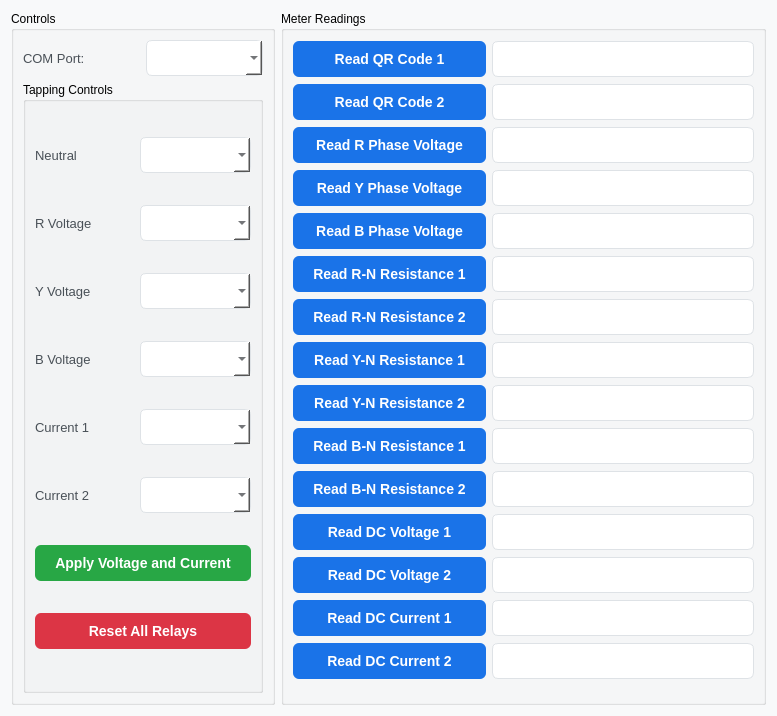
This is src/ui/forms/debug.ui in SuryaPrasathB/Comminent-PCB-Tester as Qt 5 draws it before an edit. The edited form follows.
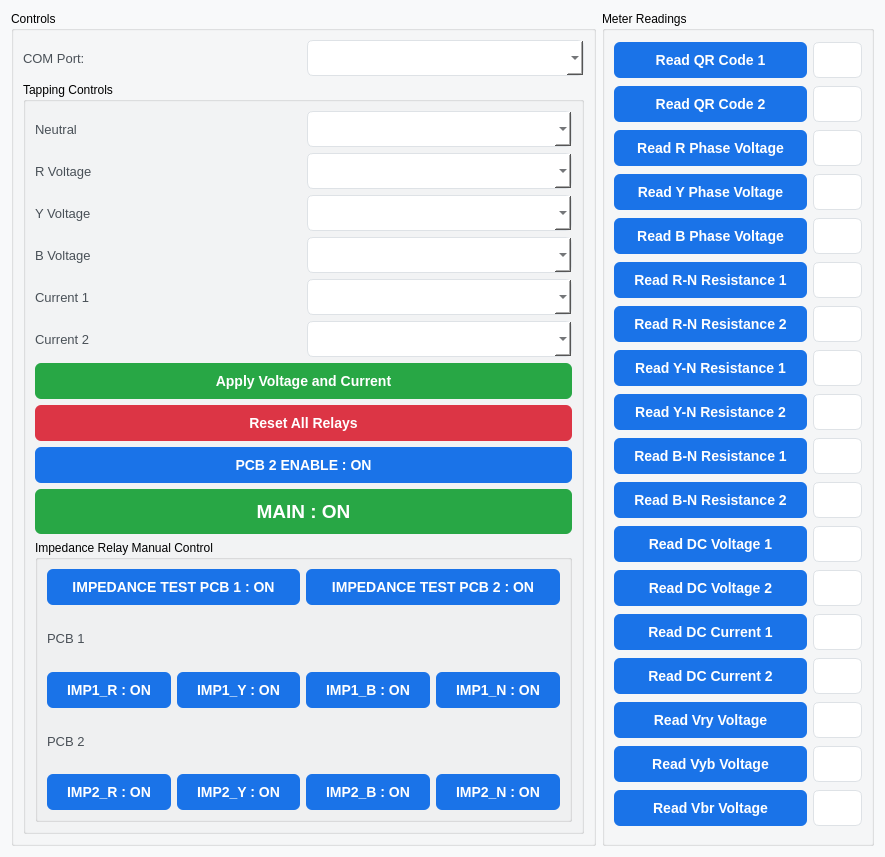
This is the edited form.

Commit message: voltage tappings updated

Patch:
```diff
--- a/src/ui/forms/debug.ui
+++ b/src/ui/forms/debug.ui
@@ -6,12 +6,10 @@
    <rect>
     <x>0</x>
     <y>0</y>
-    <width>777</width>
-    <height>716</height>
+    <width>863</width>
+    <height>857</height>
    </rect>
   </property>
-
-  <!-- ================= STYLESHEET (UNCHANGED) ================= -->
   <property name="styleSheet">
    <string notr="true">QWidget#DebugWidget {
     background-color: #f8f9fa;
@@ -72,45 +70,220 @@
      <!-- ================= CONTROLS ================= -->
      <item>
       <widget class="QGroupBox" name="groupBox_Controls">
-       <property name="title"><string>Controls</string></property>
-       <layout class="QVBoxLayout">
-
-        <!-- COM -->
+       <property name="title">
+        <string>Controls</string>
+       </property>
+       <layout class="QVBoxLayout" name="verticalLayout_Controls">
         <item>
-         <layout class="QHBoxLayout">
-          <item><widget class="QLabel"><property name="text"><string>COM Port:</string></property></widget></item>
-          <item><widget class="QComboBox" name="comboBox_comPorts"/></item>
+         <layout class="QHBoxLayout" name="horizontalLayout_COM">
+          <item>
+           <widget class="QLabel" name="label">
+            <property name="text">
+             <string>COM Port:</string>
+            </property>
+           </widget>
+          </item>
+          <item>
+           <widget class="QComboBox" name="comboBox_comPorts"/>
+          </item>
          </layout>
         </item>
-
-        <!-- TAPPING -->
         <item>
          <widget class="QGroupBox" name="groupBox_Tapping">
-          <property name="title"><string>Tapping Controls</string></property>
-          <layout class="QGridLayout">
-
-           <item row="0" column="0"><widget class="QLabel"><property name="text"><string>Neutral</string></property></widget></item>
-           <item row="0" column="1"><widget class="QComboBox" name="combo_neutral"/></item>
-
-           <item row="1" column="0"><widget class="QLabel"><property name="text"><string>R Voltage</string></property></widget></item>
-           <item row="1" column="1"><widget class="QComboBox" name="combo_r_voltage"/></item>
-
-           <item row="2" column="0"><widget class="QLabel"><property name="text"><string>Y Voltage</string></property></widget></item>
-           <item row="2" column="1"><widget class="QComboBox" name="combo_y_voltage"/></item>
-
-           <item row="3" column="0"><widget class="QLabel"><property name="text"><string>B Voltage</string></property></widget></item>
-           <item row="3" column="1"><widget class="QComboBox" name="combo_b_voltage"/></item>
-
-           <!-- Current taps -->
-           <item row="4" column="0"><widget class="QLabel"><property name="text"><string>Current 1</string></property></widget></item>
-           <item row="4" column="1"><widget class="QComboBox" name="combo_current_1"/></item>
-
-           <item row="5" column="0"><widget class="QLabel"><property name="text"><string>Current 2</string></property></widget></item>
-           <item row="5" column="1"><widget class="QComboBox" name="combo_current_2"/></item>
-
-           <item row="6" column="0" colspan="2"><widget class="QPushButton" name="btn_apply_taps"><property name="text"><string>Apply Voltage and Current</string></property></widget></item>
-           <item row="7" column="0" colspan="2"><widget class="QPushButton" name="btn_reset_taps"><property name="text"><string>Reset All Relays</string></property></widget></item>
-
+          <property name="title">
+           <string>Tapping Controls</string>
+          </property>
+          <layout class="QGridLayout" name="gridLayout_Tapping">
+           <item row="5" column="0">
+            <widget class="QLabel" name="label">
+             <property name="text">
+              <string>Current 2</string>
+             </property>
+            </widget>
+           </item>
+           <item row="1" column="0">
+            <widget class="QLabel" name="label">
+             <property name="text">
+              <string>R Voltage</string>
+             </property>
+            </widget>
+           </item>
+           <item row="4" column="0">
+            <widget class="QLabel" name="label">
+             <property name="text">
+              <string>Current 1</string>
+             </property>
+            </widget>
+           </item>
+           <item row="4" column="1">
+            <widget class="QComboBox" name="combo_current_1"/>
+           </item>
+           <item row="13" column="0" colspan="2">
+            <widget class="QGroupBox" name="group_impedance_manual">
+             <property name="title">
+              <string>Impedance Relay Manual Control</string>
+             </property>
+             <layout class="QGridLayout" name="gridLayout_ImpedanceManual">
+              <item row="4" column="0">
+               <widget class="QPushButton" name="btn_imp2_r">
+                <property name="text">
+                 <string>IMP2_R : ON</string>
+                </property>
+               </widget>
+              </item>
+              <item row="2" column="0">
+               <widget class="QPushButton" name="btn_imp1_r">
+                <property name="text">
+                 <string>IMP1_R : ON</string>
+                </property>
+               </widget>
+              </item>
+              <item row="2" column="1">
+               <widget class="QPushButton" name="btn_imp1_y">
+                <property name="text">
+                 <string>IMP1_Y : ON</string>
+                </property>
+               </widget>
+              </item>
+              <item row="4" column="2">
+               <widget class="QPushButton" name="btn_imp2_b">
+                <property name="text">
+                 <string>IMP2_B : ON</string>
+                </property>
+               </widget>
+              </item>
+              <item row="4" column="3">
+               <widget class="QPushButton" name="btn_imp2_n">
+                <property name="text">
+                 <string>IMP2_N : ON</string>
+                </property>
+               </widget>
+              </item>
+              <item row="3" column="0">
+               <widget class="QLabel" name="label">
+                <property name="text">
+                 <string>PCB 2</string>
+                </property>
+               </widget>
+              </item>
+              <item row="2" column="3">
+               <widget class="QPushButton" name="btn_imp1_n">
+                <property name="text">
+                 <string>IMP1_N : ON</string>
+                </property>
+               </widget>
+              </item>
+              <item row="4" column="1">
+               <widget class="QPushButton" name="btn_imp2_y">
+                <property name="text">
+                 <string>IMP2_Y : ON</string>
+                </property>
+               </widget>
+              </item>
+              <item row="2" column="2">
+               <widget class="QPushButton" name="btn_imp1_b">
+                <property name="text">
+                 <string>IMP1_B : ON</string>
+                </property>
+               </widget>
+              </item>
+              <item row="1" column="0">
+               <widget class="QLabel" name="label">
+                <property name="text">
+                 <string>PCB 1</string>
+                </property>
+               </widget>
+              </item>
+              <item row="0" column="0" colspan="2">
+               <widget class="QPushButton" name="btn_imp_test_pcb1">
+                <property name="text">
+                 <string>IMPEDANCE TEST PCB 1 : ON</string>
+                </property>
+               </widget>
+              </item>
+              <item row="0" column="2" colspan="2">
+               <widget class="QPushButton" name="btn_imp_test_pcb2">
+                <property name="text">
+                 <string>IMPEDANCE TEST PCB 2 : ON</string>
+                </property>
+               </widget>
+              </item>
+             </layout>
+            </widget>
+           </item>
+           <item row="2" column="1">
+            <widget class="QComboBox" name="combo_y_voltage"/>
+           </item>
+           <item row="0" column="1">
+            <widget class="QComboBox" name="combo_neutral"/>
+           </item>
+           <item row="5" column="1">
+            <widget class="QComboBox" name="combo_current_2"/>
+           </item>
+           <item row="2" column="0">
+            <widget class="QLabel" name="label">
+             <property name="text">
+              <string>Y Voltage</string>
+             </property>
+            </widget>
+           </item>
+           <item row="9" column="0" colspan="2">
+            <widget class="QPushButton" name="btn_main_contactor">
+             <property name="minimumSize">
+              <size>
+               <width>160</width>
+               <height>45</height>
+              </size>
+             </property>
+             <property name="styleSheet">
+              <string notr="true">background-color:#28a745;color:white;font-weight:bold;font-size:14pt;</string>
+             </property>
+             <property name="text">
+              <string>MAIN : ON</string>
+             </property>
+            </widget>
+           </item>
+           <item row="1" column="1">
+            <widget class="QComboBox" name="combo_r_voltage"/>
+           </item>
+           <item row="0" column="0">
+            <widget class="QLabel" name="label">
+             <property name="text">
+              <string>Neutral</string>
+             </property>
+            </widget>
+           </item>
+           <item row="3" column="1">
+            <widget class="QComboBox" name="combo_b_voltage"/>
+           </item>
+           <item row="3" column="0">
+            <widget class="QLabel" name="label">
+             <property name="text">
+              <string>B Voltage</string>
+             </property>
+            </widget>
+           </item>
+           <item row="8" column="0" colspan="2">
+            <widget class="QPushButton" name="btn_pcb2_enable">
+             <property name="text">
+              <string>PCB 2 ENABLE : ON</string>
+             </property>
+            </widget>
+           </item>
+           <item row="7" column="0" colspan="2">
+            <widget class="QPushButton" name="btn_reset_taps">
+             <property name="text">
+              <string>Reset All Relays</string>
+             </property>
+            </widget>
+           </item>
+           <item row="6" column="0" colspan="2">
+            <widget class="QPushButton" name="btn_apply_taps">
+             <property name="text">
+              <string>Apply Voltage and Current</string>
+             </property>
+            </widget>
+           </item>
           </layout>
          </widget>
         </item>
@@ -121,58 +294,190 @@
      <!-- ================= READINGS ================= -->
      <item>
       <widget class="QGroupBox" name="groupBox_Readings">
-       <property name="title"><string>Meter Readings</string></property>
-       <layout class="QGridLayout">
-
-        <!-- QR -->
-        <item row="0" column="0"><widget class="QPushButton" name="btn_read_qr_1"><property name="text"><string>Read QR Code 1</string></property></widget></item>
-        <item row="0" column="1"><widget class="QLineEdit" name="txt_qr_1"/></item>
-
-        <item row="1" column="0"><widget class="QPushButton" name="btn_read_qr_2"><property name="text"><string>Read QR Code 2</string></property></widget></item>
-        <item row="1" column="1"><widget class="QLineEdit" name="txt_qr_2"/></item>
-
-        <!-- AC VOLTAGES (UNCHANGED) -->
-        <item row="2" column="0"><widget class="QPushButton" name="btn_read_r_v"><property name="text"><string>Read R Phase Voltage</string></property></widget></item>
-        <item row="2" column="1"><widget class="QLineEdit" name="txt_r_v"/></item>
-
-        <item row="3" column="0"><widget class="QPushButton" name="btn_read_y_v"><property name="text"><string>Read Y Phase Voltage</string></property></widget></item>
-        <item row="3" column="1"><widget class="QLineEdit" name="txt_y_v"/></item>
-
-        <item row="4" column="0"><widget class="QPushButton" name="btn_read_b_v"><property name="text"><string>Read B Phase Voltage</string></property></widget></item>
-        <item row="4" column="1"><widget class="QLineEdit" name="txt_b_v"/></item>
-
-        <!-- IMPEDANCE -->
-        <item row="5" column="0"><widget class="QPushButton" name="btn_read_rn_r_1"><property name="text"><string>Read R-N Resistance 1</string></property></widget></item>
-        <item row="5" column="1"><widget class="QLineEdit" name="txt_rn_r_1"/></item>
-
-        <item row="6" column="0"><widget class="QPushButton" name="btn_read_rn_r_2"><property name="text"><string>Read R-N Resistance 2</string></property></widget></item>
-        <item row="6" column="1"><widget class="QLineEdit" name="txt_rn_r_2"/></item>
-
-        <item row="7" column="0"><widget class="QPushButton" name="btn_read_yn_r_1"><property name="text"><string>Read Y-N Resistance 1</string></property></widget></item>
-        <item row="7" column="1"><widget class="QLineEdit" name="txt_yn_r_1"/></item>
-
-        <item row="8" column="0"><widget class="QPushButton" name="btn_read_yn_r_2"><property name="text"><string>Read Y-N Resistance 2</string></property></widget></item>
-        <item row="8" column="1"><widget class="QLineEdit" name="txt_yn_r_2"/></item>
-
-        <item row="9" column="0"><widget class="QPushButton" name="btn_read_bn_r_1"><property name="text"><string>Read B-N Resistance 1</string></property></widget></item>
-        <item row="9" column="1"><widget class="QLineEdit" name="txt_bn_r_1"/></item>
-
-        <item row="10" column="0"><widget class="QPushButton" name="btn_read_bn_r_2"><property name="text"><string>Read B-N Resistance 2</string></property></widget></item>
-        <item row="10" column="1"><widget class="QLineEdit" name="txt_bn_r_2"/></item>
-
-        <!-- DC -->
-        <item row="11" column="0"><widget class="QPushButton" name="btn_read_dc_v_1"><property name="text"><string>Read DC Voltage 1</string></property></widget></item>
-        <item row="11" column="1"><widget class="QLineEdit" name="txt_dc_v_1"/></item>
-
-        <item row="12" column="0"><widget class="QPushButton" name="btn_read_dc_v_2"><property name="text"><string>Read DC Voltage 2</string></property></widget></item>
-        <item row="12" column="1"><widget class="QLineEdit" name="txt_dc_v_2"/></item>
-
-        <item row="13" column="0"><widget class="QPushButton" name="btn_read_dc_i_1"><property name="text"><string>Read DC Current 1</string></property></widget></item>
-        <item row="13" column="1"><widget class="QLineEdit" name="txt_dc_i_1"/></item>
-
-        <item row="14" column="0"><widget class="QPushButton" name="btn_read_dc_i_2"><property name="text"><string>Read DC Current 2</string></property></widget></item>
-        <item row="14" column="1"><widget class="QLineEdit" name="txt_dc_i_2"/></item>
-
+       <property name="title">
+        <string>Meter Readings</string>
+       </property>
+       <layout class="QGridLayout" name="gridLayout_Readings">
+        <item row="4" column="0">
+         <widget class="QPushButton" name="btn_read_b_v">
+          <property name="text">
+           <string>Read B Phase Voltage</string>
+          </property>
+         </widget>
+        </item>
+        <item row="6" column="0">
+         <widget class="QPushButton" name="btn_read_rn_r_2">
+          <property name="text">
+           <string>Read R-N Resistance 2</string>
+          </property>
+         </widget>
+        </item>
+        <item row="5" column="1">
+         <widget class="QLineEdit" name="txt_rn_r_1"/>
+        </item>
+        <item row="2" column="1">
+         <widget class="QLineEdit" name="txt_r_v"/>
+        </item>
+        <item row="9" column="0">
+         <widget class="QPushButton" name="btn_read_bn_r_1">
+          <property name="text">
+           <string>Read B-N Resistance 1</string>
+          </property>
+         </widget>
+        </item>
+        <item row="14" column="1">
+         <widget class="QLineEdit" name="txt_dc_i_2"/>
+        </item>
+        <item row="3" column="1">
+         <widget class="QLineEdit" name="txt_y_v"/>
+        </item>
+        <item row="7" column="0">
+         <widget class="QPushButton" name="btn_read_yn_r_1">
+          <property name="text">
+           <string>Read Y-N Resistance 1</string>
+          </property>
+         </widget>
+        </item>
+        <item row="8" column="0">
+         <widget class="QPushButton" name="btn_read_yn_r_2">
+          <property name="text">
+           <string>Read Y-N Resistance 2</string>
+          </property>
+         </widget>
+        </item>
+        <item row="13" column="1">
+         <widget class="QLineEdit" name="txt_dc_i_1"/>
+        </item>
+        <item row="1" column="0">
+         <widget class="QPushButton" name="btn_read_qr_2">
+          <property name="text">
+           <string>Read QR Code 2</string>
+          </property>
+         </widget>
+        </item>
+        <item row="12" column="0">
+         <widget class="QPushButton" name="btn_read_dc_v_2">
+          <property name="text">
+           <string>Read DC Voltage 2</string>
+          </property>
+         </widget>
+        </item>
+        <item row="0" column="1">
+         <widget class="QLineEdit" name="txt_qr_1"/>
+        </item>
+        <item row="9" column="1">
+         <widget class="QLineEdit" name="txt_bn_r_1"/>
+        </item>
+        <item row="10" column="0">
+         <widget class="QPushButton" name="btn_read_bn_r_2">
+          <property name="text">
+           <string>Read B-N Resistance 2</string>
+          </property>
+         </widget>
+        </item>
+        <item row="11" column="0">
+         <widget class="QPushButton" name="btn_read_dc_v_1">
+          <property name="text">
+           <string>Read DC Voltage 1</string>
+          </property>
+         </widget>
+        </item>
+        <item row="13" column="0">
+         <widget class="QPushButton" name="btn_read_dc_i_1">
+          <property name="text">
+           <string>Read DC Current 1</string>
+          </property>
+         </widget>
+        </item>
+        <item row="14" column="0">
+         <widget class="QPushButton" name="btn_read_dc_i_2">
+          <property name="text">
+           <string>Read DC Current 2</string>
+          </property>
+         </widget>
+        </item>
+        <item row="15" column="0">
+         <widget class="QPushButton" name="btn_read_vry">
+          <property name="text">
+           <string>Read Vry Voltage</string>
+          </property>
+         </widget>
+        </item>
+        <item row="16" column="0">
+         <widget class="QPushButton" name="btn_read_vyb">
+          <property name="text">
+           <string>Read Vyb Voltage</string>
+          </property>
+         </widget>
+        </item>
+        <item row="17" column="0">
+         <widget class="QPushButton" name="btn_read_vbr">
+          <property name="text">
+           <string>Read Vbr Voltage</string>
+          </property>
+         </widget>
+        </item>
+        <item row="15" column="1">
+         <widget class="QLineEdit" name="txt_vry"/>
+        </item>
+        <item row="16" column="1">
+         <widget class="QLineEdit" name="txt_vyb"/>
+        </item>
+        <item row="17" column="1">
+         <widget class="QLineEdit" name="txt_vbr"/>
+        </item>
+        <item row="1" column="1">
+         <widget class="QLineEdit" name="txt_qr_2"/>
+        </item>
+        <item row="8" column="1">
+         <widget class="QLineEdit" name="txt_yn_r_2"/>
+        </item>
+        <item row="7" column="1">
+         <widget class="QLineEdit" name="txt_yn_r_1"/>
+        </item>
+        <item row="12" column="1">
+         <widget class="QLineEdit" name="txt_dc_v_2"/>
+        </item>
+        <item row="0" column="0">
+         <widget class="QPushButton" name="btn_read_qr_1">
+          <property name="text">
+           <string>Read QR Code 1</string>
+          </property>
+         </widget>
+        </item>
+        <item row="5" column="0">
+         <widget class="QPushButton" name="btn_read_rn_r_1">
+          <property name="text">
+           <string>Read R-N Resistance 1</string>
+          </property>
+         </widget>
+        </item>
+        <item row="11" column="1">
+         <widget class="QLineEdit" name="txt_dc_v_1"/>
+        </item>
+        <item row="3" column="0">
+         <widget class="QPushButton" name="btn_read_y_v">
+          <property name="text">
+           <string>Read Y Phase Voltage</string>
+          </property>
+         </widget>
+        </item>
+        <item row="2" column="0">
+         <widget class="QPushButton" name="btn_read_r_v">
+          <property name="text">
+           <string>Read R Phase Voltage</string>
+          </property>
+         </widget>
+        </item>
+        <item row="10" column="1">
+         <widget class="QLineEdit" name="txt_bn_r_2"/>
+        </item>
+        <item row="6" column="1">
+         <widget class="QLineEdit" name="txt_rn_r_2"/>
+        </item>
+        <item row="4" column="1">
+         <widget class="QLineEdit" name="txt_b_v"/>
+        </item>
        </layout>
       </widget>
      </item>
```
Left out of the diff: 16 changed lines with no effect on the pictures. The commit also changes 7 other files.
